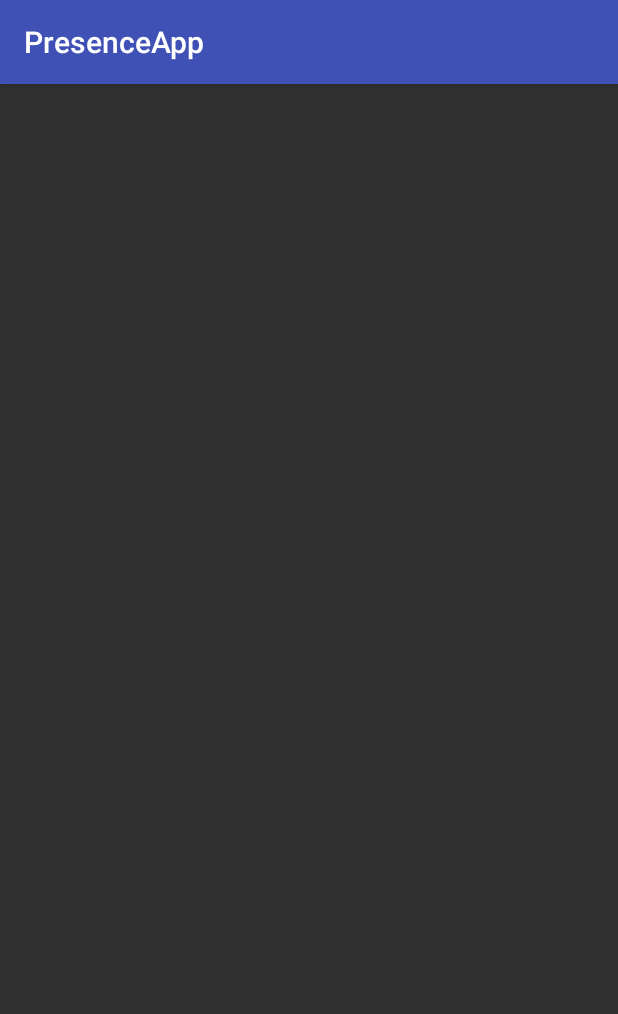
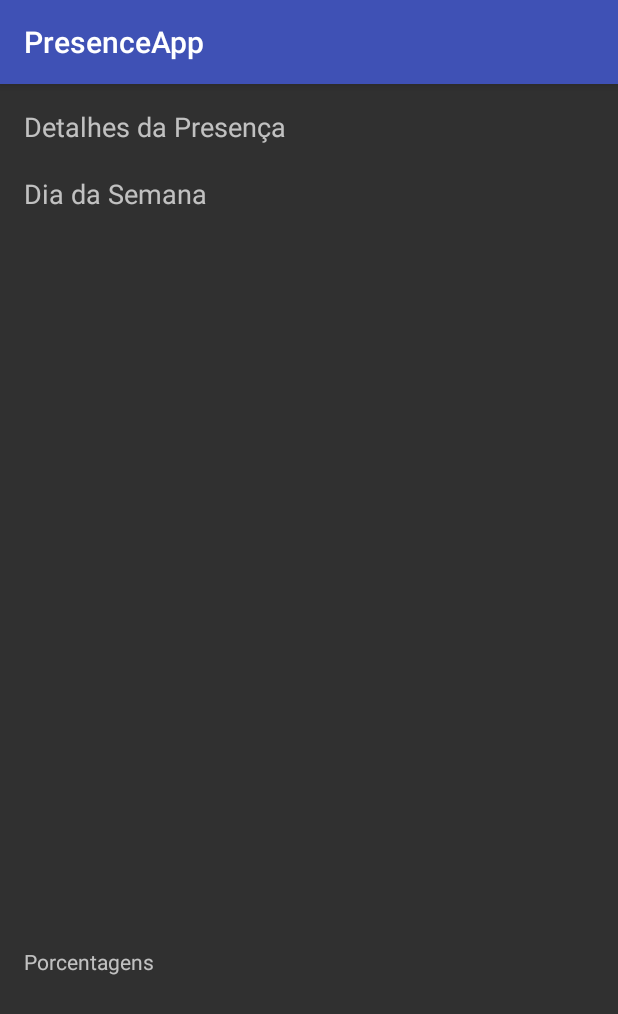
Before and after one commit to dielfilho-zz/PresenceApp, an Android app: the PresenceDetailsActivity screen opened directly, with no data from a screen before it, on a phone screen of 412 x 824 dp. Shown: the top 1014 px of the screen. Run offline under Robolectric (Android 15) with nearby library versions, the phone set to English and light mode, and no system bars.

```diff
--- a/app/src/main/java/constants/Constants.java
+++ b/app/src/main/java/constants/Constants.java
@@ -13,6 +13,7 @@ public class Constants {
     public static String ROLE_TRAINEE_KEY = "ROLE.trainee";
 
     public static String CHECK_PRESENCE_ACTION = "br.com.ufc.danielfilho.presenceapp.checkpresence.ACTION";
+    public static String SERVICE_START_OBSERVING_ACTION = "presenceapp.com.br.ufc.danielfilho.SERVICE_START_OBSERVING_ACTION";
     public static String CHECK_EVERYDAY_KEY = "CHECK_EVERYDAY_KEY";
 
     public static String CHECK_PRESENCE_DURATION = "CHECK_PRESENCE_DURATION_KEY";
--- a/app/src/main/java/presenceapp/com/br/ufc/danielfilho/presenceapp/activity/PresenceDetails.java
+++ b/app/src/main/java/presenceapp/com/br/ufc/danielfilho/presenceapp/activity/PresenceDetailsActivity.java
@@ -5,7 +5,7 @@ import android.os.Bundle;
 
 import presenceapp.com.br.ufc.danielfilho.presenceapp.R;
 
-public class PresenceDetails extends AppCompatActivity {
+public class PresenceDetailsActivity extends AppCompatActivity {
 
     @Override
     protected void onCreate(Bundle savedInstanceState) {
--- a/app/src/main/java/util/NotificationCreator.java
+++ b/app/src/main/java/util/NotificationCreator.java
@@ -22,6 +22,7 @@ public class NotificationCreator {
                 .setContentTitle("PresenceApp")
                 .setContentText(message)
                 .setGroup("PresenceApp")
+                .setPriority(Notification.PRIORITY_MAX)
                 .setStyle(new NotificationCompat.BigTextStyle())
                 .setDefaults(Notification.DEFAULT_ALL);
 
--- a/app/src/main/res/layout/activity_presence_details.xml
+++ b/app/src/main/res/layout/activity_presence_details.xml
@@ -8,6 +8,37 @@
     android:paddingLeft="@dimen/activity_horizontal_margin"
     android:paddingRight="@dimen/activity_horizontal_margin"
     android:paddingTop="@dimen/activity_vertical_margin"
-    tools:context="presenceapp.com.br.ufc.danielfilho.presenceapp.activity.PresenceDetails">
+    tools:context="presenceapp.com.br.ufc.danielfilho.presenceapp.activity.PresenceDetailsActivity">
+
+    <TextView
+        android:text="Detalhes da Presença"
+        android:layout_width="wrap_content"
+        android:layout_height="wrap_content"
+        android:layout_alignParentTop="true"
+        android:layout_alignParentLeft="true"
+        android:layout_alignParentStart="true"
+        android:id="@+id/textView"
+        android:textSize="18sp" />
+
+    <TextView
+        android:text="Porcentagens"
+        android:layout_width="wrap_content"
+        android:layout_height="wrap_content"
+        android:id="@+id/textView2"
+        android:layout_alignParentBottom="true"
+        android:layout_alignParentLeft="true"
+        android:layout_alignParentStart="true"
+        android:layout_marginBottom="157dp" />
+
+    <TextView
+        android:text="Dia da Semana"
+        android:layout_width="match_parent"
+        android:layout_height="wrap_content"
+        android:layout_below="@+id/textView"
+        android:layout_alignParentLeft="true"
+        android:layout_alignParentStart="true"
+        android:layout_marginTop="20dp"
+        android:id="@+id/tv_dayOfWeek"
+        android:textSize="18sp" />
 
 </RelativeLayout>
```
Also changed, not shown: app/src/main/AndroidManifest.xml (+10 -3 lines), app/src/main/java/presence/PresenceManager.java (+6 -9 lines), app/src/main/java/presence/PresenceReceiver.java (+7 -2 lines), app/src/main/java/presence/StartObservingReceiver.java (added, +26 -0 lines), app/src/main/java/services/SendPresenceService.java (+12 -1 lines), app/src/main/res/mipmap-hdpi/ic_launcher.png, app/src/main/res/mipmap-mdpi/ic_launcher.png, app/src/main/res/mipmap-xhdpi/ic_launcher.png, app/src/main/res/mipmap-xxhdpi/ic_launcher.png, app/src/main/res/mipmap-xxxhdpi/ic_launcher.png, 1 other file.
